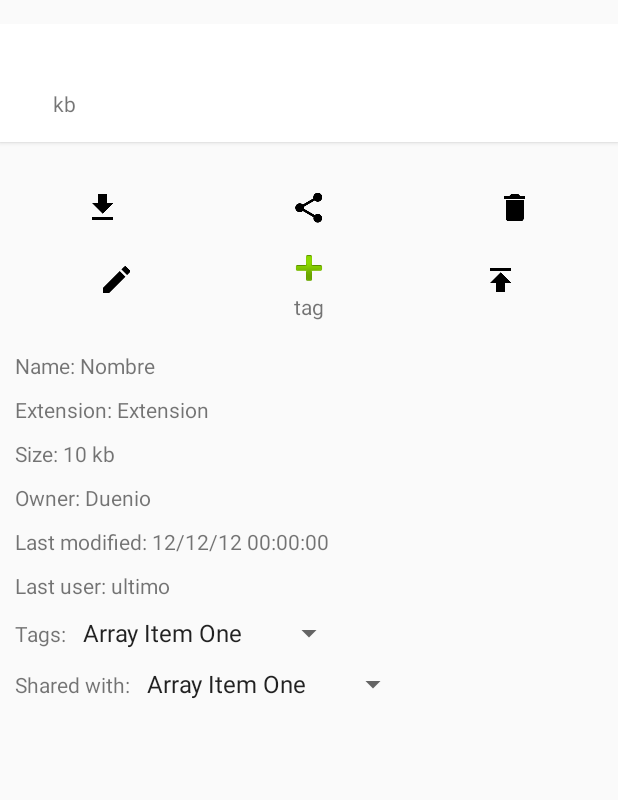
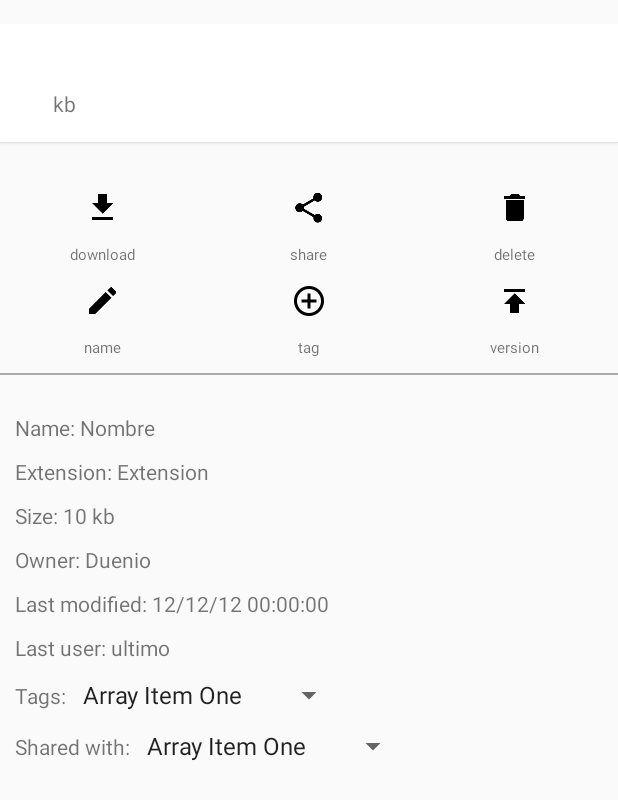
Before and after one commit to lucianoRM/fdrive_frontend, an Android app: the layout right_drawer_layout.xml on its own in the app's theme, with its tools: preview values and no code run, on a phone screen of 412 x 824 dp. Shown: the top 800 px of the screen. Run offline under Robolectric (Android 15) with nearby library versions, the phone set to English and light mode, and no system bars.

Commit message:
Added tags to right drawer buttons

```diff
--- a/FDrive/app/src/main/res/layout/right_drawer_layout.xml
+++ b/FDrive/app/src/main/res/layout/right_drawer_layout.xml
@@ -74,13 +74,18 @@
         android:id="@+id/right_drawer_icons_linear_layout"
         android:orientation="vertical"
         android:clickable="true">
+
         <LinearLayout
                 xmlns:android="http://schemas.android.com/apk/res/android"
                 android:orientation="horizontal"
                 android:layout_width="match_parent"
                 android:layout_height="wrap_content"
                 android:paddingTop="20dp">
-
+            <LinearLayout
+                android:layout_width="wrap_content"
+                android:layout_height="wrap_content"
+                android:layout_weight="1"
+                android:orientation="vertical">
                 <ImageButton
                     android:layout_height="wrap_content"
                     android:layout_width="wrap_content"
@@ -89,8 +94,20 @@
                     android:src="@mipmap/ic_file_download_black_24dp"
                     style="?android:attr/borderlessButtonStyle"
                     android:background="?android:selectableItemBackgroundBorderless"
+                    android:layout_gravity="center_horizontal"
+                    android:clickable="true" />
+                <TextView
+                    android:layout_width="wrap_content"
+                    android:layout_height="wrap_content"
+                    android:layout_gravity="center_horizontal"
+                    android:text="download"
+                    android:textSize="10sp" />
+            </LinearLayout>
+            <LinearLayout
+                android:layout_width="wrap_content"
+                android:layout_height="wrap_content"
                 android:layout_weight="1"
-                    android:clickable="true" />
+                android:orientation="vertical">
                 <ImageButton
                         android:layout_height="wrap_content"
                         android:layout_width="wrap_content"
@@ -99,8 +116,21 @@
                         android:src="@mipmap/ic_share_black_24dp"
                         style="?android:attr/borderlessButtonStyle"
                         android:background="?android:selectableItemBackgroundBorderless"
+                        android:layout_gravity="center_horizontal"
+                        android:clickable="true" />
+                <TextView
+                    android:layout_width="wrap_content"
+                    android:layout_height="wrap_content"
+                    android:layout_gravity="center_horizontal"
+                    android:text="share"
+                    android:textSize="10sp" />
+
+            </LinearLayout>
+            <LinearLayout
+                android:layout_width="wrap_content"
+                android:layout_height="wrap_content"
                 android:layout_weight="1"
-                    android:clickable="true" />
+                android:orientation="vertical">
                 <ImageButton
                         android:layout_height="wrap_content"
                         android:layout_width="wrap_content"
@@ -109,12 +139,19 @@
                         android:src="@mipmap/ic_delete_black_24dp"
                         style="?android:attr/borderlessButtonStyle"
                         android:background="?android:selectableItemBackgroundBorderless"
-                    android:layout_weight="1"
+                        android:layout_gravity="center_horizontal"
                         android:clickable="true"
                         android:contextClickable="true" />
-
+                <TextView
+                    android:layout_width="wrap_content"
+                    android:layout_height="wrap_content"
+                    android:layout_gravity="center_horizontal"
+                    android:text="delete"
+                    android:textSize="10sp" />
+            </LinearLayout>
 
         </LinearLayout>
+
 
         <LinearLayout
             xmlns:android="http://schemas.android.com/apk/res/android"
@@ -122,8 +159,11 @@
             android:layout_width="match_parent"
             android:layout_height="wrap_content"
             android:paddingBottom="10dp">
-
-
+            <LinearLayout
+                android:layout_width="wrap_content"
+                android:layout_height="wrap_content"
+                android:orientation="vertical"
+                android:layout_weight="1">
                 <ImageButton
                     android:layout_height="wrap_content"
                     android:layout_width="wrap_content"
@@ -132,31 +172,42 @@
                     android:src="@mipmap/ic_edit_black_24dp"
                     style="?android:attr/borderlessButtonStyle"
                     android:background="?android:selectableItemBackgroundBorderless"
-                android:layout_weight="1"
-                android:clickable="true" />
-
+                    android:clickable="true"
+                    android:layout_gravity="center_horizontal"/>
+                <TextView
+                    android:layout_width="wrap_content"
+                    android:layout_height="wrap_content"
+                    android:layout_gravity="center_horizontal"
+                    android:text="name"
+                    android:textSize="10sp" />
+            </LinearLayout>
+            <LinearLayout
+                android:layout_width="wrap_content"
+                android:layout_height="wrap_content"
+                android:orientation="vertical"
+                android:layout_weight="1">
+                <ImageButton
+                    android:layout_height="wrap_content"
+                    android:layout_width="wrap_content"
+                    android:id="@+id/right_drawer_add_tag_button"
+                    android:contentDescription="addTagButton"
+                    android:src="@mipmap/ic_add_circle_outline_black_24dp"
+                    style="?android:attr/borderlessButtonStyle"
+                    android:background="?android:selectableItemBackgroundBorderless"
+                    android:clickable="true"
+                    android:layout_gravity="center_horizontal"/>
+                <TextView
+                    android:layout_width="wrap_content"
+                    android:layout_height="wrap_content"
+                    android:layout_gravity="center_horizontal"
+                    android:text="tag"
+                    android:textSize="10sp"/>
+            </LinearLayout>
             <LinearLayout
                 android:layout_height="wrap_content"
                 android:layout_width="wrap_content"
                 android:orientation="vertical"
                 android:layout_weight="1">
-                <ImageButton
-                    android:layout_width="wrap_content"
-                    android:layout_height="wrap_content"
-                    android:id="@+id/right_drawer_add_tag_button"
-                    android:src="@android:drawable/ic_input_add"
-                    android:layout_gravity="center_horizontal"
-                    android:background="?android:selectableItemBackgroundBorderless"
-                    android:clickable="true" />
-                <TextView
-                    android:layout_width="wrap_content"
-                    android:layout_height="wrap_content"
-                    android:layout_gravity="center_horizontal"
-                    android:text="tag"/>
-
-            </LinearLayout>
-
-
                 <ImageButton
                     android:layout_height="wrap_content"
                     android:layout_width="wrap_content"
@@ -165,13 +216,28 @@
                     android:src="@mipmap/ic_publish_black_24dp"
                     style="?android:attr/borderlessButtonStyle"
                     android:background="?android:selectableItemBackgroundBorderless"
-                android:layout_weight="1"
-                android:clickable="true" />
-
-
+                    android:clickable="true"
+                    android:layout_gravity="center_horizontal"/>
+                <TextView
+                    android:layout_width="wrap_content"
+                    android:layout_height="wrap_content"
+                    android:layout_gravity="center_horizontal"
+                    android:text="version"
+                    android:textSize="10sp"/>
+            </LinearLayout>
         </LinearLayout>
     </LinearLayout>
 
+    <View
+        android:layout_width="match_parent"
+        android:layout_height="1dp"
+        android:background="@android:color/darker_gray"/>
+
+    <ScrollView
+        android:layout_width="wrap_content"
+        android:layout_height="wrap_content"
+        android:paddingTop="15dp"
+        android:paddingBottom="15dp">
         <LinearLayout
             android:layout_width="match_parent"
             android:layout_height="wrap_content"
@@ -320,4 +386,5 @@
 
 
         </LinearLayout>
+    </ScrollView>
 </LinearLayout>
```
Also changed, not shown: FDrive/app/src/main/res/mipmap-hdpi/ic_add_black_24dp.png (added), FDrive/app/src/main/res/mipmap-hdpi/ic_add_box_black_24dp.png (added), FDrive/app/src/main/res/mipmap-hdpi/ic_add_circle_outline_black_24dp.png (added), FDrive/app/src/main/res/mipmap-mdpi/ic_add_black_24dp.png (added), FDrive/app/src/main/res/mipmap-mdpi/ic_add_box_black_24dp.png (added), FDrive/app/src/main/res/mipmap-mdpi/ic_add_circle_outline_black_24dp.png (added), FDrive/app/src/main/res/mipmap-xhdpi/ic_add_black_24dp.png (added), FDrive/app/src/main/res/mipmap-xhdpi/ic_add_box_black_24dp.png (added), FDrive/app/src/main/res/mipmap-xhdpi/ic_add_circle_outline_black_24dp.png (added), FDrive/app/src/main/res/mipmap-xxhdpi/ic_add_black_24dp.png (added), FDrive/app/src/main/res/mipmap-xxhdpi/ic_add_box_black_24dp.png (added), FDrive/app/src/main/res/mipmap-xxhdpi/ic_add_circle_outline_black_24dp.png (added), FDrive/app/src/main/res/mipmap-xxxhdpi/ic_add_black_24dp.png (added), FDrive/app/src/main/res/mipmap-xxxhdpi/ic_add_box_black_24dp.png (added), 1 more files. Lines whose indentation alone changed are shown as unchanged.
